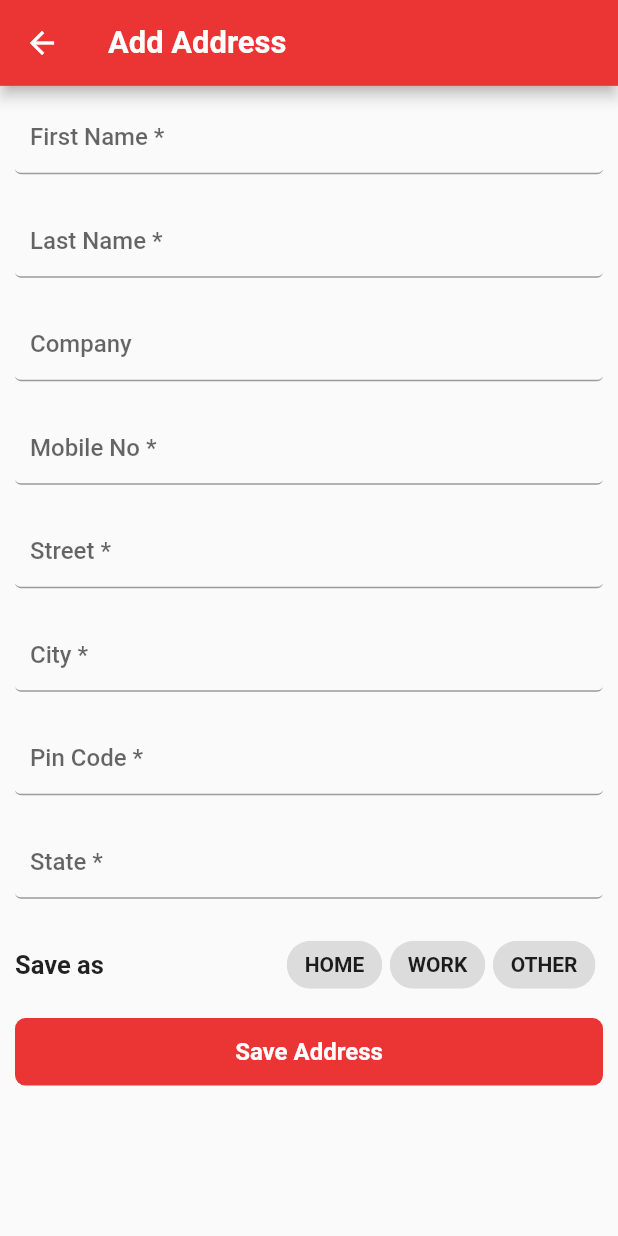
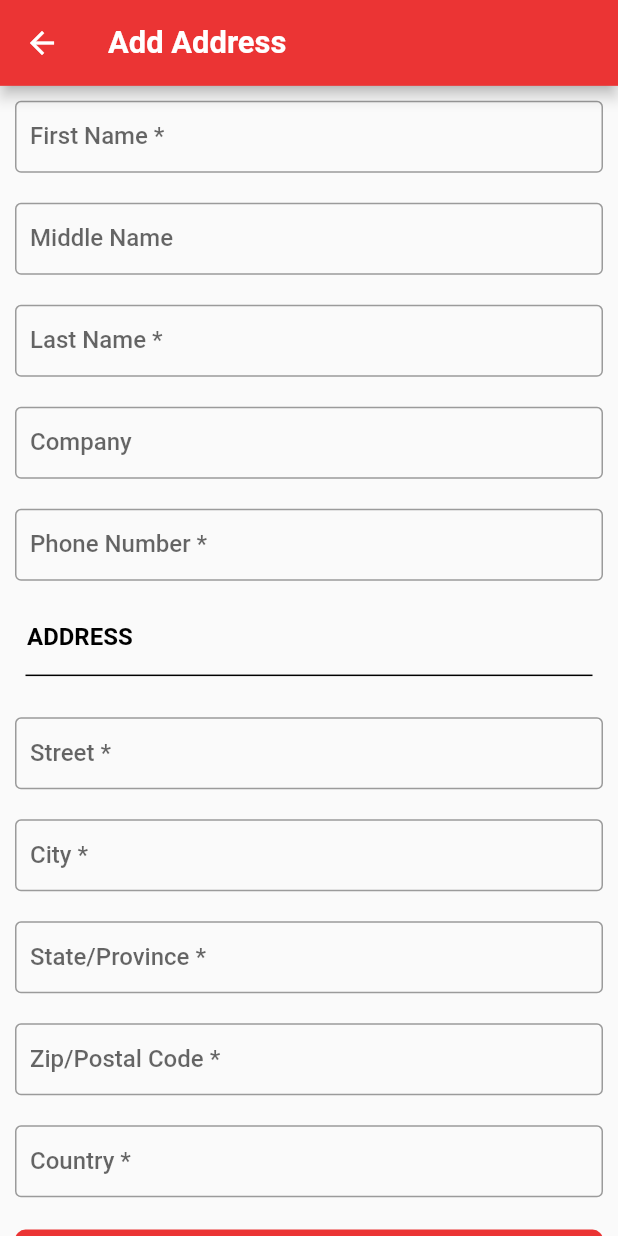
Before and after one commit to developerkrishnasoftweb/e_commerce, a Flutter app: the AddAddress screen opened directly, on a phone screen of 412 x 824 dp. Run offline on Flutter 3.47's test engine with Material 2 defaults, Android fonts, the phone set to English and light mode, and no system bars; our stand-ins replace carousel_slider, dio, firebase_core, firebase_messaging, flutter_local_notifications, flutter_rating_bar and 3 more; accounts and stored records are empty; network calls fail; statements that could not run were skipped.

Commit message:
25/03 13:33

```diff
--- a/lib/Models/rest_api.dart
+++ b/lib/Models/rest_api.dart
@@ -287,6 +287,12 @@ class ApiService {
 
   static Future<ResponseData> updateCartItemQuantity({String token, String itemId, String qty, quoteId}) async {
     try {
+      print(URLS.UPDATE_CART_QUANTITY + quoteId);
+      print({
+        "cartItem": {
+          "item_id": itemId, "qty": qty, "quote_id": quoteId
+        }
+      });
       final response = await http.put(URLS.UPDATE_CART_QUANTITY + quoteId, headers: {'Content-Type': 'application/json', 'Authorization': 'Bearer $token'}, body: jsonEncode({
           "cartItem": {
             "item_id": itemId, "qty": qty, "quote_id": quoteId
--- a/lib/Screens/add_address.dart
+++ b/lib/Screens/add_address.dart
@@ -1,6 +1,7 @@
 import 'package:e_commerce/Models/UserDetails.dart';
 import 'package:e_commerce/Models/rest_api.dart';
 import 'package:e_commerce/Screens/my_addresses.dart';
+import 'package:e_commerce/constant/color.dart';
 import 'package:e_commerce/main.dart';
 import 'package:flutter/material.dart';
 import 'package:flutter_screenutil/flutter_screenutil.dart';
@@ -16,24 +17,24 @@ class AddAddress extends StatefulWidget {
 
 class _AddAddressState extends State<AddAddress> {
   int selectedIndex;
-  List<String> option = ['HOME', 'WORK', 'OTHER'];
-  TextEditingController firstName,
-      lastName,
-      company,
-      mobile,
-      address,
-      pinCode,
-      state,
-      city,
-      country;
+  TextEditingController firstName = TextEditingController(),
+      middleName = TextEditingController(),
+      lastName = TextEditingController(),
+      company = TextEditingController(),
+      phoneNumber = TextEditingController(),
+      street = TextEditingController(),
+      city = TextEditingController(),
+      state = TextEditingController(),
+      pinCode = TextEditingController(),
+      country = TextEditingController();
   String type;
+  GlobalKey<FormState> formKey = GlobalKey<FormState>();
 
   @override
   void initState() {
     super.initState();
     if (widget.addressDetail != null) {
       // setState(() => selectedIndex = option.indexOf(widget.addressDetail.type.toUpperCase()));
-    } else {
     }
   }
 
@@ -48,35 +49,45 @@ class _AddAddressState extends State<AddAddress> {
             automaticallyImplyLeading: true),
         body: SingleChildScrollView(
             padding: EdgeInsets.all(10),
+            child: Form(
+              key: formKey,
               child: Column(children: [
-              addAddressInputField(labelText: "First Name *", controller: firstName),
-              addAddressInputField(labelText: "Last Name *", controller: lastName),
-              addAddressInputField(labelText: "Company", controller: lastName),
                 addAddressInputField(
-                  labelText: "Mobile No *", controller: mobile),
-              addAddressInputField(labelText: "Street *", controller: address),
-              addAddressInputField(labelText: "City *", controller: city),
+                    labelText: "First Name *",
+                    controller: firstName,
+                    validator: validate),
                 addAddressInputField(
-                  labelText: "Pin Code *", controller: pinCode),
-              addAddressInputField(labelText: "State *", controller: state),
-              Row(mainAxisAlignment: MainAxisAlignment.spaceBetween, children: [
-                Text("Save as",
-                    style:
-                        TextStyle(fontSize: 17, fontWeight: FontWeight.bold)),
-                Row(
-                    children: option.map((e) {
-                  return Container(
-                      margin: EdgeInsets.only(right: 5),
-                      child: ChoiceChip(
-                          label: Text(e,
-                              style: TextStyle(fontWeight: FontWeight.bold)),
-                          selected: option.indexOf(e) == selectedIndex,
-                          onSelected: (value) =>
-                              setState(() => selectedIndex = option.indexOf(e)),
-                          pressElevation: 1));
-                }).toList())
-              ]),
-              SizedBox(height: 10),
+                    labelText: "Middle Name", controller: middleName),
+                addAddressInputField(
+                    labelText: "Last Name *", controller: lastName, validator: validate),
+                addAddressInputField(labelText: "Company", controller: company),
+                addAddressInputField(
+                    labelText: "Phone Number *", controller: phoneNumber, validator: validate),
+                Align(
+                    alignment: Alignment.centerLeft,
+                    child: Padding(
+                      padding: const EdgeInsets.all(8.0),
+                      child: Text("ADDRESS",
+                          style: TextStyle(
+                              color: Colors.black,
+                              fontWeight: FontWeight.bold,
+                              fontSize: 16)),
+                    )),
+                Divider(
+                  thickness: 1,
+                  color: Colors.black,
+                  indent: 7,
+                  endIndent: 7,
+                ),
+                SizedBox(height: 20),
+                addAddressInputField(labelText: "Street *", controller: street, validator: validate),
+                addAddressInputField(labelText: "City *", controller: city, validator: validate),
+                addAddressInputField(
+                    labelText: "State/Province *", controller: state, validator: validate),
+                addAddressInputField(
+                    labelText: "Zip/Postal Code *", controller: pinCode, validator: validate),
+                addAddressInputField(
+                    labelText: "Country *", controller: country, validator: validate),
                 FlatButton(
                     onPressed: addAddress,
                     shape: RoundedRectangleBorder(
@@ -92,62 +103,24 @@ class _AddAddressState extends State<AddAddress> {
                     height: 45,
                     minWidth: double.infinity,
                     color: Myapp.primaryColor)
-            ])));
+              ]),
+            )));
   }
 
   void addAddress() async {
-    if (firstName.text.isNotEmpty &&
-        mobile.text.isNotEmpty &&
-        address.text.isNotEmpty &&
-        pinCode.text.isNotEmpty &&
-        state.text.isNotEmpty &&
-        city.text.isNotEmpty) {
-      Map<String, dynamic> bodyData = {
-        "customer": {
-          "firstname": "Rohan",
-          "lastname": "Hapani",
-          "website_id": 1,
-          "addresses": [
-            {
-              "region": {
-                "region_code": "PB",
-                "region": "PUNJAB",
-                "region_id": 43
-              },
-              "country_id": "IN",
-              "street": ["Add", "Add2"],
-              "firstname": "Rohan",
-              "lastname": "Hapani",
-              "default_shipping": true,
-              "default_billing": true,
-              "telephone": "1234567890",
-              "postcode": "98761",
-              "city": "New York"
-            },
-            {
-              "region": {
-                "region_code": "NY",
-                "region": "New York",
-                "region_id": 43
-              },
-              "country_id": "US",
-              "street": ["Add3", "Add4"],
-              "firstname": "Rohan",
-              "lastname": "Hapani",
-              "defaultShipping": false,
-              "defaultBilling": false,
-              "telephone": "9876543210",
-              "postcode": "10755",
-              "city": "New York"
-            }
-          ]
-        }
-      };
+    print(formKey.currentState.validate());
+    Map<String, dynamic> bodyData = {};
     ResponseData responseData = await ApiService.generateToken(
         {"username": "i@gmail.com", "password": "Abc@123456"});
-      ResponseData addressResponseData = await ApiService.addAddress(
-          token: responseData.token, body: bodyData);
+    ResponseData addressResponseData =
+        await ApiService.addAddress(token: responseData.token, body: bodyData);
   }
+
+  String validate(String value) {
+    if (value.isNotEmpty)
+      return null;
+    else
+      return "This is required field";
   }
 }
 
@@ -163,6 +136,7 @@ Widget addAddressInputField(
     double height,
     GestureTapCallback onTap,
     EdgeInsetsGeometry margin,
+    FormFieldValidator<String> validator,
     bool readOnly: false}) {
   return Container(
       height: height,
@@ -174,13 +148,12 @@ Widget addAddressInputField(
           onTap: onTap,
           onEditingComplete: onEditingComplete,
           textInputAction: textInputAction ?? TextInputAction.next,
+          validator: validator,
           keyboardType: keyboardType,
           readOnly: readOnly,
           style: TextStyle(fontSize: 16, fontWeight: FontWeight.w500),
           decoration: InputDecoration(
-              border: UnderlineInputBorder(
-                  borderRadius: BorderRadius.circular(4),
-                  borderSide: BorderSide(color: Colors.grey, width: 2)),
+              border: OutlineInputBorder(),
               contentPadding: EdgeInsets.symmetric(vertical: 7, horizontal: 10),
               labelText: labelText,
               hintText: hintText),
```
Lines whose indentation alone changed are shown as unchanged.
